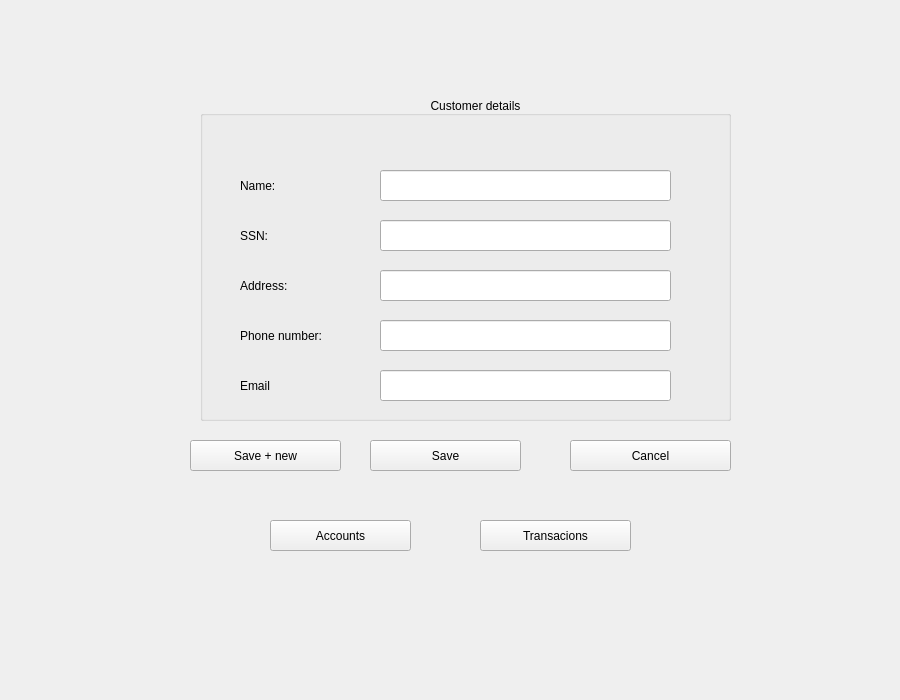
Before: the Qt Designer form customerdetails.ui in jonathansaetre/BankSystem, drawn with Qt 5.
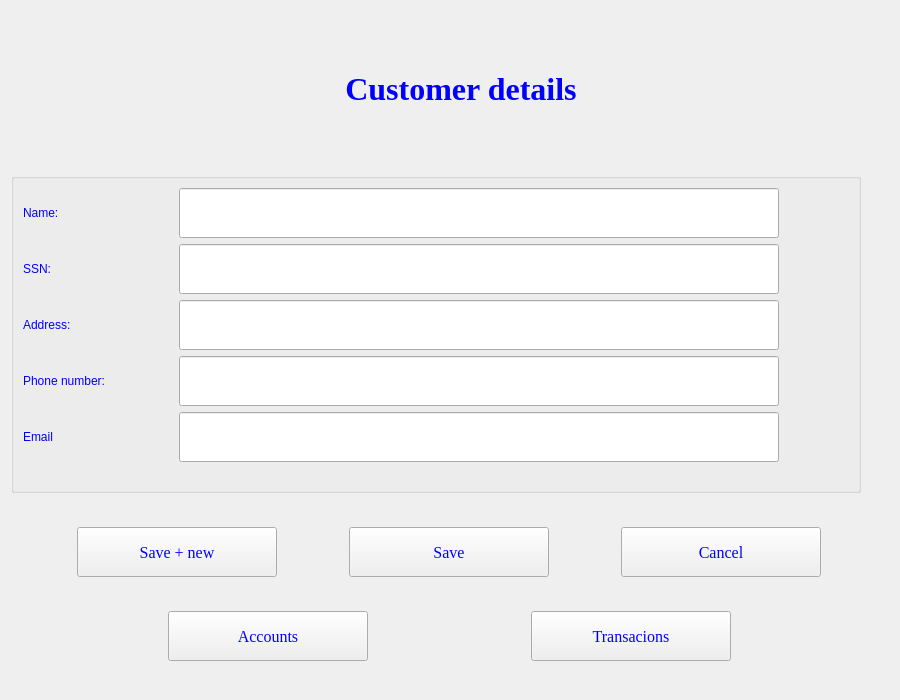
After: the same form once the commit is applied.

```diff
--- a/customerdetails.ui
+++ b/customerdetails.ui
@@ -18,97 +18,99 @@
   </property>
   <property name="maximumSize">
    <size>
-    <width>900</width>
+    <width>918</width>
     <height>700</height>
    </size>
   </property>
+  <property name="font">
+   <font>
+    <family>Times New Roman</family>
+    <pointsize>12</pointsize>
+   </font>
+  </property>
   <property name="windowTitle">
    <string>Customer Details</string>
   </property>
-  <widget class="QPushButton" name="buttonSave">
-   <property name="geometry">
-    <rect>
-     <x>370</x>
-     <y>440</y>
-     <width>151</width>
-     <height>31</height>
-    </rect>
+  <property name="styleSheet">
+   <string notr="true">color:blue</string>
+  </property>
+  <layout class="QVBoxLayout" name="verticalLayout">
+   <item>
+    <widget class="QLabel" name="labelTitle">
+     <property name="minimumSize">
+      <size>
+       <width>900</width>
+       <height>100</height>
+      </size>
+     </property>
+     <property name="maximumSize">
+      <size>
+       <width>900</width>
+       <height>100</height>
+      </size>
+     </property>
+     <property name="font">
+      <font>
+       <family>Times New Roman</family>
+       <pointsize>24</pointsize>
+       <weight>75</weight>
+       <bold>true</bold>
+      </font>
+     </property>
+     <property name="styleSheet">
+      <string notr="true">color:blue</string>
+     </property>
+     <property name="locale">
+      <locale language="NorwegianBokmal" country="Norway"/>
    </property>
    <property name="text">
-    <string>Save</string>
-   </property>
-  </widget>
+      <string>Customer details</string>
+     </property>
+     <property name="alignment">
+      <set>Qt::AlignCenter</set>
+     </property>
+    </widget>
+   </item>
+   <item>
   <widget class="QGroupBox" name="customerDetailsBox">
-   <property name="geometry">
-    <rect>
-     <x>200</x>
-     <y>110</y>
-     <width>531</width>
-     <height>311</height>
-    </rect>
+     <property name="minimumSize">
+      <size>
+       <width>850</width>
+       <height>320</height>
+      </size>
+     </property>
+     <property name="maximumSize">
+      <size>
+       <width>850</width>
+       <height>320</height>
+      </size>
    </property>
    <property name="title">
     <string/>
    </property>
-   <widget class="QLabel" name="addressLabel">
-    <property name="geometry">
-     <rect>
-      <x>40</x>
-      <y>160</y>
-      <width>111</width>
-      <height>31</height>
-     </rect>
-    </property>
-    <property name="sizePolicy">
-     <sizepolicy hsizetype="Minimum" vsizetype="Fixed">
-      <horstretch>0</horstretch>
-      <verstretch>0</verstretch>
-     </sizepolicy>
-    </property>
-    <property name="whatsThis">
-     <string>&lt;html&gt;&lt;head/&gt;&lt;body&gt;&lt;p&gt;ssdfsdf&lt;/p&gt;&lt;/body&gt;&lt;/html&gt;</string>
-    </property>
-    <property name="text">
-     <string>Address:</string>
-    </property>
-   </widget>
-   <widget class="QLabel" name="phoneLabel">
-    <property name="geometry">
-     <rect>
-      <x>40</x>
-      <y>210</y>
-      <width>111</width>
-      <height>31</height>
-     </rect>
-    </property>
-    <property name="sizePolicy">
-     <sizepolicy hsizetype="Minimum" vsizetype="Fixed">
-      <horstretch>0</horstretch>
-      <verstretch>0</verstretch>
-     </sizepolicy>
-    </property>
-    <property name="whatsThis">
-     <string>&lt;html&gt;&lt;head/&gt;&lt;body&gt;&lt;p&gt;ssdfsdf&lt;/p&gt;&lt;/body&gt;&lt;/html&gt;</string>
-    </property>
-    <property name="text">
-     <string>Phone number:</string>
-    </property>
-   </widget>
+     <layout class="QHBoxLayout" name="horizontalLayout_3">
+      <item>
+       <layout class="QFormLayout" name="formLayout">
+        <item row="0" column="0">
    <widget class="QLabel" name="nameLabel">
-    <property name="geometry">
-     <rect>
-      <x>40</x>
-      <y>60</y>
-      <width>111</width>
-      <height>31</height>
-     </rect>
-    </property>
     <property name="sizePolicy">
      <sizepolicy hsizetype="Minimum" vsizetype="Fixed">
       <horstretch>0</horstretch>
       <verstretch>0</verstretch>
      </sizepolicy>
     </property>
+          <property name="minimumSize">
+           <size>
+            <width>150</width>
+            <height>50</height>
+           </size>
+          </property>
+          <property name="maximumSize">
+           <size>
+            <width>150</width>
+            <height>50</height>
+           </size>
+          </property>
     <property name="whatsThis">
      <string>&lt;html&gt;&lt;head/&gt;&lt;body&gt;&lt;p&gt;ssdfsdf&lt;/p&gt;&lt;/body&gt;&lt;/html&gt;</string>
     </property>
@@ -116,34 +118,43 @@
      <string>Name:</string>
     </property>
    </widget>
-   <widget class="QLabel" name="emaillabel">
-    <property name="geometry">
-     <rect>
-      <x>40</x>
-      <y>260</y>
-      <width>111</width>
-      <height>31</height>
-     </rect>
-    </property>
-    <property name="text">
-     <string>Email</string>
-    </property>
-   </widget>
+        </item>
+        <item row="0" column="1">
+         <widget class="QLineEdit" name="nameBox">
+          <property name="minimumSize">
+           <size>
+            <width>600</width>
+            <height>50</height>
+           </size>
+          </property>
+          <property name="maximumSize">
+           <size>
+            <width>600</width>
+            <height>50</height>
+           </size>
+          </property>
+         </widget>
+        </item>
+        <item row="1" column="0">
    <widget class="QLabel" name="ssnLabel">
-    <property name="geometry">
-     <rect>
-      <x>40</x>
-      <y>110</y>
-      <width>111</width>
-      <height>31</height>
-     </rect>
-    </property>
     <property name="sizePolicy">
      <sizepolicy hsizetype="Minimum" vsizetype="Fixed">
       <horstretch>0</horstretch>
       <verstretch>0</verstretch>
      </sizepolicy>
     </property>
+          <property name="minimumSize">
+           <size>
+            <width>150</width>
+            <height>50</height>
+           </size>
+          </property>
+          <property name="maximumSize">
+           <size>
+            <width>150</width>
+            <height>50</height>
+           </size>
+          </property>
     <property name="whatsThis">
      <string>&lt;html&gt;&lt;head/&gt;&lt;body&gt;&lt;p&gt;ssdfsdf&lt;/p&gt;&lt;/body&gt;&lt;/html&gt;</string>
     </property>
@@ -151,125 +162,255 @@
      <string>SSN:</string>
     </property>
    </widget>
-   <widget class="QLineEdit" name="nameBox">
-    <property name="geometry">
-     <rect>
-      <x>180</x>
-      <y>60</y>
-      <width>291</width>
-      <height>31</height>
-     </rect>
-    </property>
-   </widget>
+        </item>
+        <item row="1" column="1">
    <widget class="QLineEdit" name="ssnBox">
-    <property name="geometry">
-     <rect>
-      <x>180</x>
-      <y>110</y>
-      <width>291</width>
-      <height>31</height>
-     </rect>
-    </property>
-   </widget>
+          <property name="minimumSize">
+           <size>
+            <width>600</width>
+            <height>50</height>
+           </size>
+          </property>
+          <property name="maximumSize">
+           <size>
+            <width>600</width>
+            <height>50</height>
+           </size>
+          </property>
+         </widget>
+        </item>
+        <item row="2" column="0">
+         <widget class="QLabel" name="addressLabel">
+          <property name="sizePolicy">
+           <sizepolicy hsizetype="Minimum" vsizetype="Fixed">
+            <horstretch>0</horstretch>
+            <verstretch>0</verstretch>
+           </sizepolicy>
+          </property>
+          <property name="minimumSize">
+           <size>
+            <width>150</width>
+            <height>50</height>
+           </size>
+          </property>
+          <property name="maximumSize">
+           <size>
+            <width>150</width>
+            <height>50</height>
+           </size>
+          </property>
+          <property name="whatsThis">
+           <string>&lt;html&gt;&lt;head/&gt;&lt;body&gt;&lt;p&gt;ssdfsdf&lt;/p&gt;&lt;/body&gt;&lt;/html&gt;</string>
+          </property>
+          <property name="text">
+           <string>Address:</string>
+          </property>
+         </widget>
+        </item>
+        <item row="2" column="1">
    <widget class="QLineEdit" name="addressBox">
-    <property name="geometry">
-     <rect>
-      <x>180</x>
-      <y>160</y>
-      <width>291</width>
-      <height>31</height>
-     </rect>
-    </property>
-   </widget>
+          <property name="minimumSize">
+           <size>
+            <width>600</width>
+            <height>50</height>
+           </size>
+          </property>
+          <property name="maximumSize">
+           <size>
+            <width>600</width>
+            <height>50</height>
+           </size>
+          </property>
+         </widget>
+        </item>
+        <item row="3" column="0">
+         <widget class="QLabel" name="phoneLabel">
+          <property name="sizePolicy">
+           <sizepolicy hsizetype="Minimum" vsizetype="Fixed">
+            <horstretch>0</horstretch>
+            <verstretch>0</verstretch>
+           </sizepolicy>
+          </property>
+          <property name="minimumSize">
+           <size>
+            <width>150</width>
+            <height>50</height>
+           </size>
+          </property>
+          <property name="maximumSize">
+           <size>
+            <width>150</width>
+            <height>50</height>
+           </size>
+          </property>
+          <property name="whatsThis">
+           <string>&lt;html&gt;&lt;head/&gt;&lt;body&gt;&lt;p&gt;ssdfsdf&lt;/p&gt;&lt;/body&gt;&lt;/html&gt;</string>
+          </property>
+          <property name="text">
+           <string>Phone number:</string>
+          </property>
+         </widget>
+        </item>
+        <item row="3" column="1">
    <widget class="QLineEdit" name="phoneBox">
-    <property name="geometry">
-     <rect>
-      <x>180</x>
-      <y>210</y>
-      <width>291</width>
-      <height>31</height>
-     </rect>
-    </property>
-   </widget>
+          <property name="minimumSize">
+           <size>
+            <width>600</width>
+            <height>50</height>
+           </size>
+          </property>
+          <property name="maximumSize">
+           <size>
+            <width>600</width>
+            <height>50</height>
+           </size>
+          </property>
+         </widget>
+        </item>
+        <item row="4" column="0">
+         <widget class="QLabel" name="emaillabel">
+          <property name="minimumSize">
+           <size>
+            <width>150</width>
+            <height>50</height>
+           </size>
+          </property>
+          <property name="maximumSize">
+           <size>
+            <width>150</width>
+            <height>50</height>
+           </size>
+          </property>
+          <property name="text">
+           <string>Email</string>
+          </property>
+         </widget>
+        </item>
+        <item row="4" column="1">
    <widget class="QLineEdit" name="emailBox">
-    <property name="geometry">
-     <rect>
-      <x>180</x>
-      <y>260</y>
-      <width>291</width>
-      <height>31</height>
-     </rect>
-    </property>
-   </widget>
-  </widget>
-  <widget class="QPushButton" name="buttonCancel">
-   <property name="geometry">
-    <rect>
-     <x>570</x>
-     <y>440</y>
-     <width>161</width>
-     <height>31</height>
-    </rect>
-   </property>
-   <property name="text">
-    <string>Cancel</string>
-   </property>
-  </widget>
-  <widget class="QLabel" name="labelTitle">
-   <property name="geometry">
-    <rect>
-     <x>370</x>
-     <y>90</y>
-     <width>211</width>
-     <height>31</height>
-    </rect>
-   </property>
-   <property name="text">
-    <string>Customer details</string>
-   </property>
-   <property name="alignment">
-    <set>Qt::AlignCenter</set>
-   </property>
-  </widget>
+          <property name="minimumSize">
+           <size>
+            <width>600</width>
+            <height>50</height>
+           </size>
+          </property>
+          <property name="maximumSize">
+           <size>
+            <width>600</width>
+            <height>50</height>
+           </size>
+          </property>
+         </widget>
+        </item>
+       </layout>
+      </item>
+     </layout>
+    </widget>
+   </item>
+   <item>
+    <layout class="QHBoxLayout" name="horizontalLayout">
+     <item>
   <widget class="QPushButton" name="buttonSave_New">
-   <property name="geometry">
-    <rect>
-     <x>190</x>
-     <y>440</y>
-     <width>151</width>
-     <height>31</height>
-    </rect>
+       <property name="minimumSize">
+        <size>
+         <width>200</width>
+         <height>50</height>
+        </size>
+       </property>
+       <property name="maximumSize">
+        <size>
+         <width>200</width>
+         <height>50</height>
+        </size>
    </property>
    <property name="text">
     <string>Save + new</string>
    </property>
   </widget>
+     </item>
+     <item>
+      <widget class="QPushButton" name="buttonSave">
+       <property name="minimumSize">
+        <size>
+         <width>200</width>
+         <height>50</height>
+        </size>
+       </property>
+       <property name="maximumSize">
+        <size>
+         <width>200</width>
+         <height>50</height>
+        </size>
+       </property>
+       <property name="text">
+        <string>Save</string>
+       </property>
+      </widget>
+     </item>
+     <item>
+      <widget class="QPushButton" name="buttonCancel">
+       <property name="minimumSize">
+        <size>
+         <width>200</width>
+         <height>50</height>
+        </size>
+       </property>
+       <property name="maximumSize">
+        <size>
+         <width>200</width>
+         <height>50</height>
+        </size>
+       </property>
+       <property name="text">
+        <string>Cancel</string>
+       </property>
+      </widget>
+     </item>
+    </layout>
+   </item>
+   <item>
+    <layout class="QHBoxLayout" name="horizontalLayout_2">
+     <item>
   <widget class="QPushButton" name="accountButton">
-   <property name="geometry">
-    <rect>
-     <x>270</x>
-     <y>520</y>
-     <width>141</width>
-     <height>31</height>
-    </rect>
+       <property name="minimumSize">
+        <size>
+         <width>200</width>
+         <height>50</height>
+        </size>
+       </property>
+       <property name="maximumSize">
+        <size>
+         <width>200</width>
+         <height>50</height>
+        </size>
    </property>
    <property name="text">
     <string>Accounts</string>
    </property>
   </widget>
+     </item>
+     <item>
   <widget class="QPushButton" name="pushButton">
-   <property name="geometry">
-    <rect>
-     <x>480</x>
-     <y>520</y>
-     <width>151</width>
-     <height>31</height>
-    </rect>
+       <property name="minimumSize">
+        <size>
+         <width>200</width>
+         <height>50</height>
+        </size>
+       </property>
+       <property name="maximumSize">
+        <size>
+         <width>200</width>
+         <height>50</height>
+        </size>
    </property>
    <property name="text">
     <string>Transacions</string>
    </property>
   </widget>
+     </item>
+    </layout>
+   </item>
+  </layout>
  </widget>
  <resources/>
  <connections/>
```
Left out of the diff: 12 changed lines with no effect on the pictures. Lines whose indentation alone changed are shown as unchanged.
